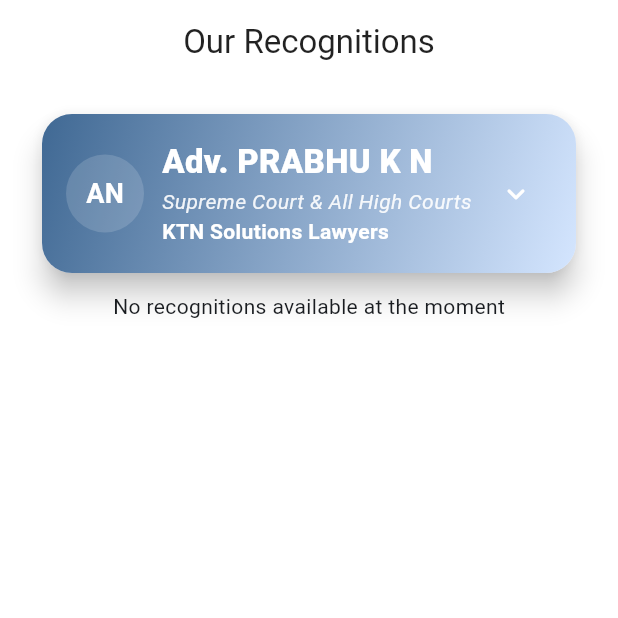
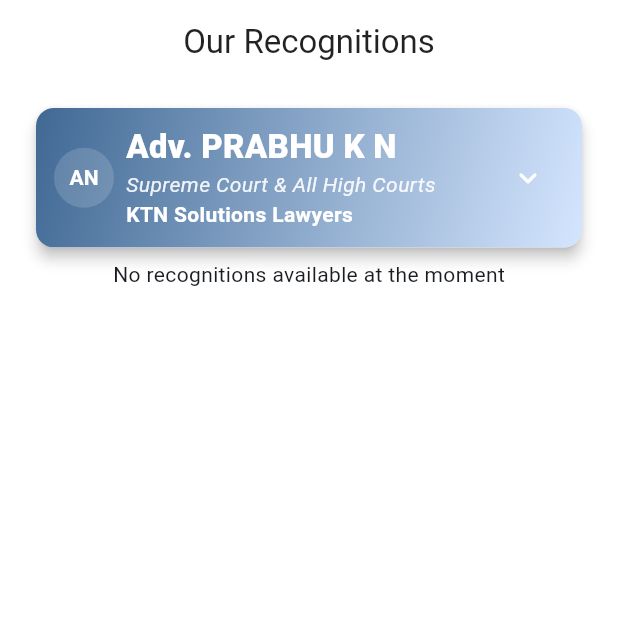
Before and after one commit to 528224/ktnsolutions, a Flutter app: the WebRecognitionsScreen screen opened directly, after a tap on the "expand less" icon, on a phone screen of 412 x 824 dp, the top half of it. Run offline on Flutter 3.47's test engine with Material 3 defaults, Android fonts, the phone set to English and light mode, and no system bars; our stand-ins replace cloud_firestore, firebase_auth, firebase_core, firebase_storage, get, image_picker and 2 more; accounts and stored records are empty.

```diff
--- a/lib/widgets/user_profile.dart
+++ b/lib/widgets/user_profile.dart
@@ -58,30 +58,35 @@
   }
 
   Widget _buildPhoneRow(String phone) {
+    final isMobile = MediaQuery.of(context).size.width < 600;
     return ListTile(
       contentPadding: EdgeInsets.zero,
-      leading: CircleAvatar(
-        radius: 18,
-        backgroundColor: Colors.green.withOpacity(0.12),
-        child: const Icon(Icons.phone, color: Colors.green),
+      leading: GestureDetector(
+        onTap: (){_copyToClipboard(phone, label: 'Phone');},
+        child: CircleAvatar(
+          radius: isMobile ? 14 : 18,
+          backgroundColor: Colors.green.withOpacity(0.12),
+          child: Icon(Icons.phone, color: Colors.green, size: isMobile ? 16 : 20),
+        ),
       ),
-      title: Text(phone, style: const TextStyle(fontSize: 16, fontWeight: FontWeight.w600)),
-      subtitle: const Text("Tap icons to Call or WhatsApp"),
+      title: Text(phone, style: TextStyle(fontSize: isMobile ? 14 : 16, fontWeight: FontWeight.w600)),
+      subtitle: isMobile ? null : Text("Tap icons to Call or WhatsApp", style: TextStyle(fontSize: isMobile ? 11 : 12)),
       trailing: Wrap(
-        spacing: 8,
+        spacing: isMobile ? 4 : 8,
         children: [
           Tooltip(
             message: "Copy",
             child: IconButton(
               onPressed: () => _copyToClipboard(phone, label: 'Phone'),
-              icon: const Icon(Icons.copy_rounded),
+              icon: Icon(Icons.copy_rounded, size: isMobile ? 18 : 20),
             ),
           ),
+          if(!isMobile)
           Tooltip(
             message: "Call",
             child: IconButton(
               onPressed: () => _launchUrl("tel:$phone"),
-              icon: const Icon(Icons.call),
+              icon: Icon(Icons.call, size: isMobile ? 18 : 20),
               color: Colors.green[700],
             ),
           ),
@@ -89,7 +94,7 @@
             message: "WhatsApp",
             child: IconButton(
               onPressed: () => _launchUrl("https://wa.me/$phone"),
-              icon: const Icon(Icons.chat_rounded),
+              icon: Icon(Icons.chat_rounded, size: isMobile ? 18 : 20),
               color: Colors.teal[700],
             ),
           ),
@@ -99,31 +104,32 @@
   }
 
   Widget _buildOfficeRow(String office) {
+    final isMobile = MediaQuery.of(context).size.width < 600;
     return ListTile(
       contentPadding: EdgeInsets.zero,
       leading: CircleAvatar(
-        radius: 18,
+        radius: isMobile ? 14 : 18,
         backgroundColor: Colors.redAccent.withOpacity(0.1),
-        child: const Icon(Icons.location_on, color: Colors.redAccent),
+        child: Icon(Icons.location_on, color: Colors.redAccent, size: isMobile ? 16 : 20),
       ),
       title: Text(
         office,
-        style: const TextStyle(fontSize: 16, fontWeight: FontWeight.w600),
+        style: TextStyle(fontSize: isMobile ? 14 : 16, fontWeight: FontWeight.w600),
         maxLines: 2,
         overflow: TextOverflow.ellipsis,
       ),
-      subtitle: const Text("Open in Maps or copy"),
+      subtitle: Text(isMobile ? "Tap to open Maps" : "Open in Maps or copy", style: TextStyle(fontSize: isMobile ? 11 : 12)),
       onTap: () => _launchUrl(
         "https://www.google.com/maps/search/?api=1&query=${Uri.encodeComponent(office)}",
       ),
       trailing: Wrap(
-        spacing: 8,
+        spacing: isMobile ? 4 : 8,
         children: [
           Tooltip(
             message: "Copy",
             child: IconButton(
               onPressed: () => _copyToClipboard(office, label: 'Address'),
-              icon: const Icon(Icons.copy_rounded),
+              icon: Icon(Icons.copy_rounded, size: isMobile ? 18 : 20),
             ),
           ),
           Tooltip(
@@ -132,7 +138,7 @@
               onPressed: () => _launchUrl(
                 "https://www.google.com/maps/search/?api=1&query=${Uri.encodeComponent(office)}",
               ),
-              icon: const Icon(Icons.directions_outlined),
+              icon: Icon(Icons.directions_outlined, size: isMobile ? 18 : 20),
               color: Colors.redAccent,
             ),
           ),
@@ -145,19 +151,23 @@
   Widget build(BuildContext context) {
     final theme = Theme.of(context);
     final isWide = MediaQuery.of(context).size.width > 600;
+    final isMobile = MediaQuery.of(context).size.width < 600;
 
     return Card(
       clipBehavior: Clip.antiAlias,
-      shape: RoundedRectangleBorder(borderRadius: BorderRadius.circular(20)),
-      elevation: 8,
-      margin: const EdgeInsets.all(12),
+      shape: RoundedRectangleBorder(borderRadius: BorderRadius.circular(isMobile ? 12 : 20)),
+      elevation: isMobile ? 4 : 8,
+      margin: EdgeInsets.all(isMobile ? 8 : 12),
       child: Column(
         mainAxisSize: MainAxisSize.min,
         children: [
           // Decorative gradient header with avatar + name
           Container(
             width: double.infinity,
-            padding: const EdgeInsets.symmetric(horizontal: 16, vertical: 18),
+            padding: EdgeInsets.symmetric(
+              horizontal: isMobile ? 12 : 16,
+              vertical: isMobile ? 12 : 18
+            ),
             decoration: BoxDecoration(
               gradient: LinearGradient(
                 colors: [
@@ -172,18 +182,18 @@
               crossAxisAlignment: CrossAxisAlignment.center,
               children: [
                 CircleAvatar(
-                  radius: 26,
+                  radius: isMobile ? 20 : 26,
                   backgroundColor: theme.colorScheme.onPrimary.withOpacity(0.15),
                   child: Text(
                     _getInitials(widget.name),
                     style: TextStyle(
                       color: theme.colorScheme.onPrimary,
-                      fontSize: 18,
+                      fontSize: isMobile ? 14 : 18,
                       fontWeight: FontWeight.bold,
                     ),
                   ),
                 ),
-                const SizedBox(width: 12),
+                SizedBox(width: isMobile ? 8 : 12),
                 Expanded(
                   child: Column(
                     crossAxisAlignment: CrossAxisAlignment.start,
@@ -198,7 +208,7 @@
                         maxLines: 1,
                         overflow: TextOverflow.ellipsis,
                       ),
-                      const SizedBox(height: 2),
+                      SizedBox(height: isMobile ? 1 : 2),
                       Text(
                         widget.designation,
                         style: theme.textTheme.bodyMedium?.copyWith(
@@ -240,7 +250,12 @@
             crossFadeState: _expanded ? CrossFadeState.showFirst : CrossFadeState.showSecond,
             duration: const Duration(milliseconds: 200),
             firstChild: Padding(
-              padding: const EdgeInsets.fromLTRB(16, 16, 16, 20),
+              padding: EdgeInsets.fromLTRB(
+                isMobile ? 12 : 16,
+                isMobile ? 12 : 16,
+                isMobile ? 12 : 16,
+                isMobile ? 16 : 20
+              ),
               child: Column(
                 children: [
                   // Quick actions row
@@ -254,7 +269,7 @@
                           onTap: () => _launchUrl("mailto:${widget.email}"),
                         ),
                       ),
-                      const SizedBox(width: 10),
+                      SizedBox(width: isMobile ? 6 : 10),
                       if (widget.phoneNumbers.isNotEmpty) ...[
                         Expanded(
                           child: _QuickActionButton(
@@ -264,7 +279,7 @@
                             onTap: () => _launchUrl("tel:${widget.phoneNumbers.first}"),
                           ),
                         ),
-                        const SizedBox(width: 10),
+                        SizedBox(width: isMobile ? 6 : 10),
                         Expanded(
                           child: _QuickActionButton(
                             icon: Icons.chat_rounded,
@@ -277,7 +292,7 @@
                     ],
                   ),
 
-                  const SizedBox(height: 16),
+                  SizedBox(height: isMobile ? 12 : 16),
 
                   // Phones section
                   _Section(
@@ -296,7 +311,7 @@
                         : _withDividers(widget.phoneNumbers.map(_buildPhoneRow).toList()),
                   ),
 
-                  const SizedBox(height: 12),
+                  SizedBox(height: isMobile ? 8 : 12),
 
                   // Email row
                   _Section(
@@ -306,14 +321,14 @@
                       ListTile(
                         contentPadding: EdgeInsets.zero,
                         leading: CircleAvatar(
-                          radius: 18,
+                          radius: isMobile ? 14 : 18,
                           backgroundColor: Colors.blueAccent.withOpacity(0.1),
-                          child: const Icon(Icons.email, color: Colors.blueAccent),
+                          child: Icon(Icons.email, color: Colors.blueAccent, size: isMobile ? 16 : 20),
                         ),
                         title: Text(
                           widget.email,
-                          style: const TextStyle(
-                            fontSize: 16,
+                          style: TextStyle(
+                            fontSize: isMobile ? 14 : 16,
                             color: Colors.blue,
                             decoration: TextDecoration.underline,
                             fontWeight: FontWeight.w600,
@@ -323,20 +338,20 @@
                         ),
                         onTap: () => _launchUrl("mailto:${widget.email}"),
                         trailing: Wrap(
-                          spacing: 8,
+                          spacing: isMobile ? 4 : 8,
                           children: [
                             Tooltip(
                               message: "Copy",
                               child: IconButton(
                                 onPressed: () => _copyToClipboard(widget.email, label: 'Email'),
-                                icon: const Icon(Icons.copy_rounded),
+                                icon: Icon(Icons.copy_rounded, size: isMobile ? 18 : 20),
                               ),
                             ),
                             Tooltip(
                               message: "Compose Email",
                               child: IconButton(
                                 onPressed: () => _launchUrl("mailto:${widget.email}"),
-                                icon: const Icon(Icons.open_in_new_rounded),
+                                icon: Icon(Icons.open_in_new_rounded, size: isMobile ? 18 : 20),
                               ),
                             ),
                           ],
@@ -345,7 +360,7 @@
                     ],
                   ),
 
-                  const SizedBox(height: 12),
+                  SizedBox(height: isMobile ? 8 : 12),
 
                   // Offices section
                   _Section(
@@ -400,32 +415,39 @@
   @override
   Widget build(BuildContext context) {
     final theme = Theme.of(context);
+    final isMobile = MediaQuery.of(context).size.width < 600;
     return Container(
       width: double.infinity,
       decoration: BoxDecoration(
         color: theme.colorScheme.surface,
-        borderRadius: BorderRadius.circular(14),
+        borderRadius: BorderRadius.circular(isMobile ? 10 : 14),
         border: Border.all(color: theme.dividerColor.withOpacity(0.4)),
       ),
-      padding: const EdgeInsets.fromLTRB(12, 12, 12, 6),
+      padding: EdgeInsets.fromLTRB(
+        isMobile ? 10 : 12,
+        isMobile ? 10 : 12,
+        isMobile ? 10 : 12,
+        isMobile ? 4 : 6
+      ),
       child: Column(
         crossAxisAlignment: CrossAxisAlignment.start,
         children: [
           Row(
             children: [
-              Icon(icon, size: 18, color: theme.colorScheme.primary),
-              const SizedBox(width: 8),
+              Icon(icon, size: isMobile ? 16 : 18, color: theme.colorScheme.primary),
+              SizedBox(width: isMobile ? 6 : 8),
               Text(
                 title,
                 style: theme.textTheme.titleMedium?.copyWith(
                   fontWeight: FontWeight.w700,
+                  fontSize: isMobile ? 14 : 16,
                 ),
               ),
             ],
           ),
-          const SizedBox(height: 8),
+          SizedBox(height: isMobile ? 6 : 8),
           ...children.map((c) => Padding(
-                padding: const EdgeInsets.symmetric(vertical: 4.0),
+                padding: EdgeInsets.symmetric(vertical: isMobile ? 2.0 : 4.0),
                 child: c,
               )),
         ],
@@ -450,24 +472,29 @@
   @override
   Widget build(BuildContext context) {
     final theme = Theme.of(context);
+    final isMobile = MediaQuery.of(context).size.width < 600;
     return Material(
       color: color.withOpacity(0.08),
-      borderRadius: BorderRadius.circular(14),
+      borderRadius: BorderRadius.circular(isMobile ? 10 : 14),
       child: InkWell(
         onTap: onTap,
-        borderRadius: BorderRadius.circular(14),
+        borderRadius: BorderRadius.circular(isMobile ? 10 : 14),
         child: Padding(
-          padding: const EdgeInsets.symmetric(horizontal: 12, vertical: 10),
+          padding: EdgeInsets.symmetric(
+            horizontal: isMobile ? 8 : 12,
+            vertical: isMobile ? 8 : 10
+          ),
           child: Row(
             mainAxisAlignment: MainAxisAlignment.center,
             children: [
-              Icon(icon, color: color),
-              const SizedBox(width: 8),
+              Icon(icon, color: color, size: isMobile ? 16 : 20),
+              SizedBox(width: isMobile ? 6 : 8),
               Text(
                 label,
                 style: theme.textTheme.labelLarge?.copyWith(
                   color: color,
                   fontWeight: FontWeight.w700,
+                  fontSize: isMobile ? 12 : 14,
                 ),
               ),
             ],
```
